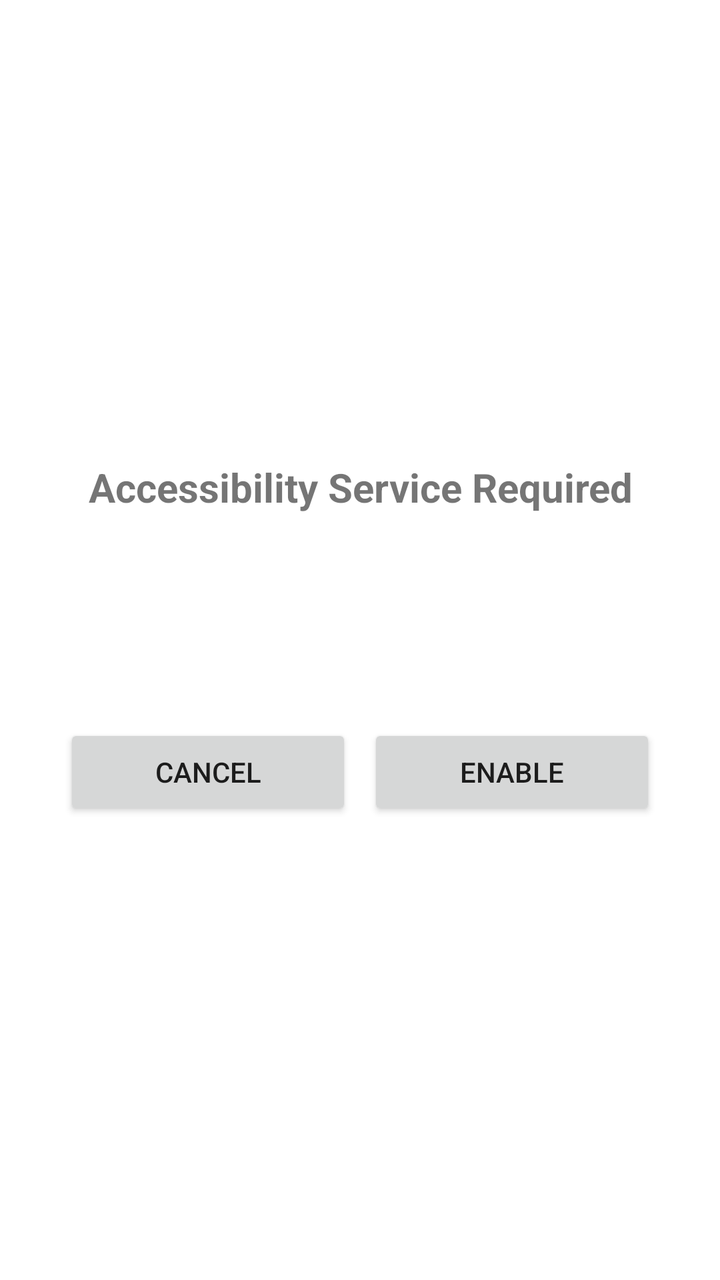
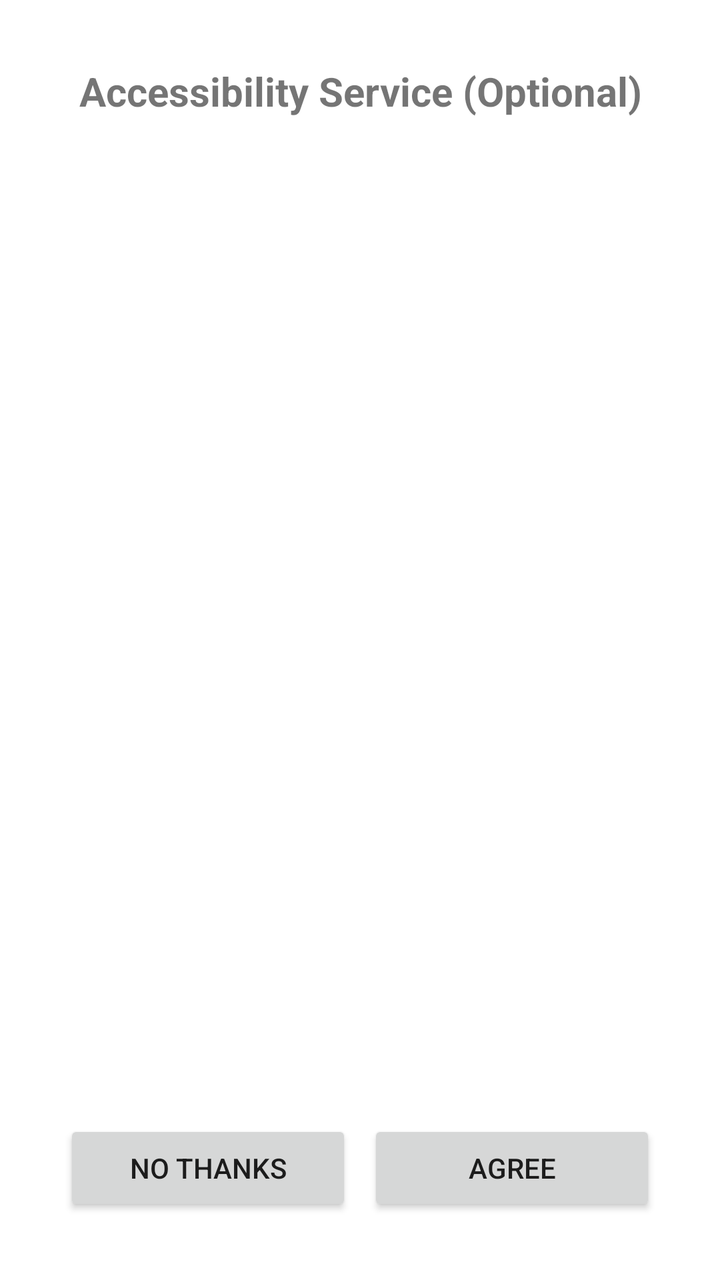

Two renders of the same Android screen: before a commit and after it. Below are the layout's source before the change and the commit's diff.
<!-- AndroidManifest.xml: activity theme Theme.AppCompat.Light.Dialog -->
<!-- res/layout/activity_accessibility_permission.xml -->
<?xml version="1.0" encoding="utf-8"?>
<LinearLayout xmlns:android="http://schemas.android.com/apk/res/android"
    android:layout_width="match_parent"
    android:layout_height="match_parent"
    android:orientation="vertical"
    android:padding="16dp"
    android:gravity="center">

    <TextView
        android:layout_width="match_parent"
        android:layout_height="wrap_content"
        android:text="@string/accessibility_permission_title"
        android:textSize="20sp"
        android:textStyle="bold"
        android:gravity="center"
        android:layout_marginBottom="16dp"/>

    <TextView
        android:id="@+id/tvAccessibilityMessage"
        android:layout_width="match_parent"
        android:layout_height="wrap_content"
        android:layout_marginBottom="8dp"
        android:gravity="center"/>

    <TextView
        android:id="@+id/tvAccessibilityBenefits"
        android:layout_width="match_parent"
        android:layout_height="wrap_content"
        android:layout_marginBottom="8dp"
        android:textStyle="italic"
        android:gravity="center"/>

    <TextView
        android:id="@+id/tvAccessibilityHowTo"
        android:layout_width="match_parent"
        android:layout_height="wrap_content"
        android:layout_marginBottom="16dp"
        android:gravity="center"/>

    <LinearLayout
        android:layout_width="match_parent"
        android:layout_height="wrap_content"
        android:orientation="horizontal"
        android:gravity="center">

        <Button
            android:id="@+id/btnCancelAccessibility"
            android:layout_width="0dp"
            android:layout_height="wrap_content"
            android:layout_weight="1"
            android:text="@string/btn_cancel"
            android:layout_marginEnd="8dp"/>

        <Button
            android:id="@+id/btnEnableAccessibility"
            android:layout_width="0dp"
            android:layout_height="wrap_content"
            android:layout_weight="1"
            android:text="@string/btn_enable_accessibility"/>

    </LinearLayout>
</LinearLayout>
<!-- resources referenced by this layout -->
<resources>
  <string name="accessibility_permission_title">Accessibility Service Required</string>
  <string name="btn_cancel">Cancel</string>
  <string name="btn_enable_accessibility">Enable</string>
</resources>

<!-- the commit's change to res/layout/activity_accessibility_permission.xml (unified diff, before → after) -->
@@ -15,27 +15,40 @@
         android:gravity="center"
         android:layout_marginBottom="16dp"/>
 
-    <TextView
-        android:id="@+id/tvAccessibilityMessage"
+    <ScrollView
         android:layout_width="match_parent"
-        android:layout_height="wrap_content"
-        android:layout_marginBottom="8dp"
-        android:gravity="center"/>
+        android:layout_height="0dp"
+        android:layout_weight="1"
+        android:fillViewport="true">
 
-    <TextView
-        android:id="@+id/tvAccessibilityBenefits"
-        android:layout_width="match_parent"
-        android:layout_height="wrap_content"
-        android:layout_marginBottom="8dp"
-        android:textStyle="italic"
-        android:gravity="center"/>
+        <LinearLayout
+            android:layout_width="match_parent"
+            android:layout_height="wrap_content"
+            android:orientation="vertical">
 
-    <TextView
-        android:id="@+id/tvAccessibilityHowTo"
-        android:layout_width="match_parent"
-        android:layout_height="wrap_content"
-        android:layout_marginBottom="16dp"
-        android:gravity="center"/>
+        <TextView
+            android:id="@+id/tvAccessibilityMessage"
+            android:layout_width="match_parent"
+            android:layout_height="wrap_content"
+            android:layout_marginBottom="8dp"
+            android:gravity="center"/>
+
+        <TextView
+            android:id="@+id/tvAccessibilityBenefits"
+            android:layout_width="match_parent"
+            android:layout_height="wrap_content"
+            android:layout_marginBottom="8dp"
+            android:textStyle="italic"
+            android:gravity="center"/>
+
+        <TextView
+            android:id="@+id/tvAccessibilityHowTo"
+            android:layout_width="match_parent"
+            android:layout_height="wrap_content"
+            android:layout_marginBottom="16dp"
+            android:gravity="center"/>
+        </LinearLayout>
+    </ScrollView>
 
     <LinearLayout
         android:layout_width="match_parent"
<!-- resource entries referenced after the edit -->
@@ -1,7 +1,7 @@
 <!-- resources referenced by this layout -->
 <resources>
-  <string name="accessibility_permission_title">Accessibility Service Required</string>
-  <string name="btn_cancel">Cancel</string>
-  <string name="btn_enable_accessibility">Enable</string>
+  <string name="accessibility_permission_title">Accessibility Service (Optional)</string>
+  <string name="btn_cancel">No thanks</string>
+  <string name="btn_enable_accessibility">Agree</string>
 </resources>
 
